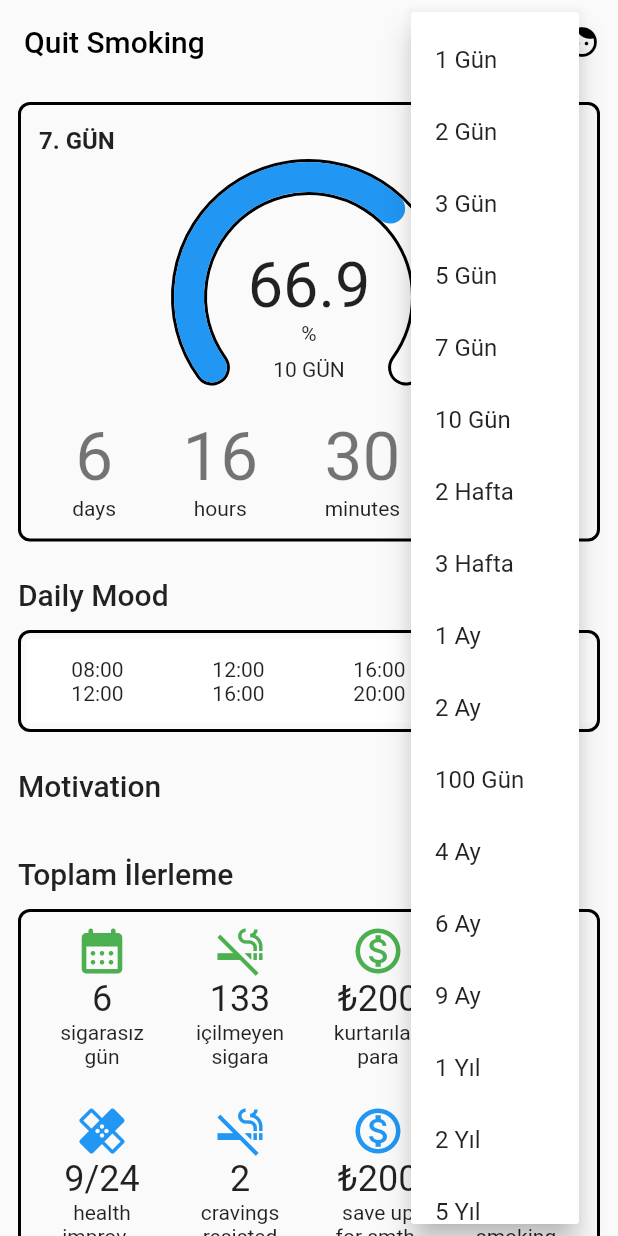
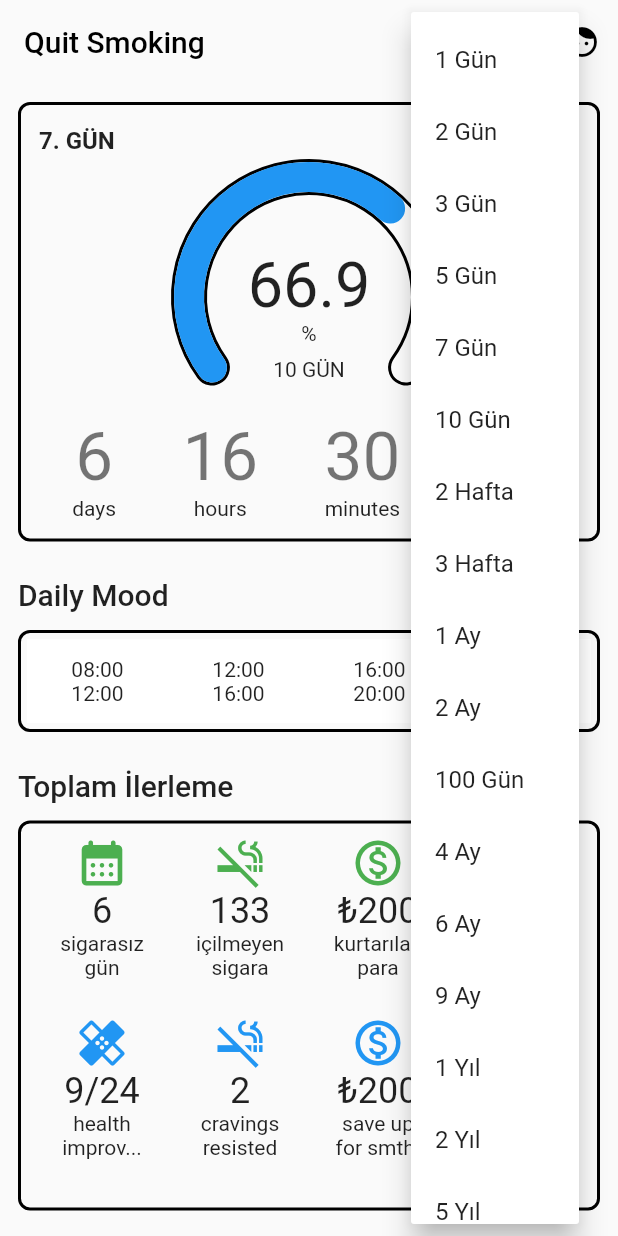
Before and after one commit to musahinist/quit_smoking, a Flutter app: the screen it shows after launch, after a tap on the "keyboard control" icon, on a phone screen of 412 x 824 dp. Run offline on Flutter 3.47's test engine with Material 2 defaults, Android fonts, the phone set to English and light mode, and no system bars; our stand-ins replace camera; missing offline and left inert: photo_manager.

Commit message:
add motvation section

```diff
--- a/lib/view/home/home_page.dart
+++ b/lib/view/home/home_page.dart
@@ -55,25 +55,26 @@ class HomePage extends StatelessWidget {
           const DailyMoodSection(),
           //
           const SizedBox(height: 24),
+          Text("Toplam İlerleme", style: Theme.of(context).textTheme.headline6),
+          const SizedBox(height: 12),
+          const ProgressSection(),
+          //
+          const SizedBox(height: 24),
           Text("Motivation", style: Theme.of(context).textTheme.headline6),
           const SizedBox(height: 12),
           const MotivationSection(),
-          //
-          const SizedBox(height: 24),
-          Text("Toplam İlerleme", style: Theme.of(context).textTheme.headline6),
-          const SizedBox(height: 12),
-          const ProgressSection(),
-
           //
           const SizedBox(height: 24),
           Text("Health Improvements",
               style: Theme.of(context).textTheme.headline6),
           const SizedBox(height: 12),
           const HealthSection(),
+          //
           const SizedBox(height: 24),
           Text("Achievements", style: Theme.of(context).textTheme.headline6),
           const SizedBox(height: 12),
           const AchievementSection(),
+          //
           const SizedBox(height: 24),
           Text("Pamper Yourself", style: Theme.of(context).textTheme.headline6),
           const SizedBox(height: 12),
--- a/lib/view/home/motivation_section.dart
+++ b/lib/view/home/motivation_section.dart
@@ -1,12 +1,81 @@
+import 'dart:async';
+
 import 'package:flutter/material.dart';
 
-class MotivationSection extends StatelessWidget {
+import '../../core/constant.dart';
+import '../motivation/motivation_page.dart';
+
+class MotivationSection extends StatefulWidget {
   const MotivationSection({
     Key? key,
   }) : super(key: key);
 
   @override
+  State<MotivationSection> createState() => _MotivationSectionState();
+}
+
+class _MotivationSectionState extends State<MotivationSection>
+    with SingleTickerProviderStateMixin {
+  late TabController _tabController;
+  late final Timer _timer;
+  @override
+  void initState() {
+    super.initState();
+    _tabController =
+        TabController(length: Constant.reasonList.length, vsync: this);
+    _timer = Timer.periodic(const Duration(seconds: 5), (timer) {
+      _tabController.animateTo(
+        (_tabController.index + 1) % Constant.reasonList.length,
+        duration: const Duration(milliseconds: 500),
+        curve: Curves.easeInOut,
+      );
+    });
+  }
+
+  @override
+  void dispose() {
+    _tabController.dispose();
+    _timer.cancel();
+
+    super.dispose();
+  }
+
+  @override
   Widget build(BuildContext context) {
-    return Container();
+    return InkWell(
+      onTap: () {
+        Navigator.of(context)
+            .push(MaterialPageRoute(builder: (_) => const MotivationPage()));
+      },
+      child: Container(
+        height: 90,
+        width: double.infinity,
+        padding: const EdgeInsets.all(4),
+        decoration: BoxDecoration(
+          border: Border.all(width: 2),
+          borderRadius: BorderRadius.circular(8),
+        ),
+        child: Column(
+          children: [
+            Expanded(
+              child: TabBarView(
+                  controller: _tabController,
+                  children: List.generate(
+                      Constant.reasonList.length,
+                      (i) => Center(
+                              child: Text(
+                            Constant.reasonList[i],
+                            textAlign: TextAlign.center,
+                          )))),
+            ),
+            TabPageSelector(
+              indicatorSize: 8,
+              controller: _tabController,
+              selectedColor: Colors.black,
+            )
+          ],
+        ),
+      ),
+    );
   }
 }
--- a/lib/view/motivation/motivation_page.dart
+++ b/lib/view/motivation/motivation_page.dart
@@ -11,6 +11,10 @@ class MotivationPage extends StatelessWidget {
         elevation: 0,
         title: const Text('Motivation'),
       ),
+      body: Column(
+        crossAxisAlignment: CrossAxisAlignment.stretch,
+        children: [],
+      ),
     );
   }
 }
```
Also changed, not shown: lib/core/constant.dart (+7 -0 lines).
